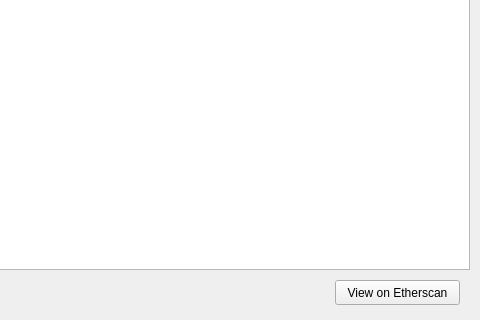
Qt form UI/transactions.ui (xiuqiho/ICT2202-Digifax) before a commit; both pictures show x 720 to 1200 and y 380 to 700 of the 1200 by 700 pixel window.
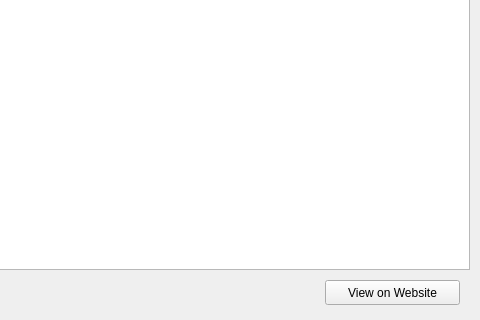
The same form after that commit.

Commit message: Changed Window Title to "DigiTrace"

```diff
--- a/UI/transactions.ui
+++ b/UI/transactions.ui
@@ -17,14 +17,14 @@
     <widget class="QPushButton" name="websiteButton">
      <property name="geometry">
       <rect>
-       <x>1055</x>
+       <x>1045</x>
        <y>660</y>
-       <width>125</width>
+       <width>135</width>
        <height>25</height>
       </rect>
      </property>
      <property name="text">
-      <string>View on Etherscan</string>
+      <string>View on Website</string>
      </property>
     </widget>
    <widget class="QTableWidget" name="tableWidget">
```
The commit also changes 4 other files.
